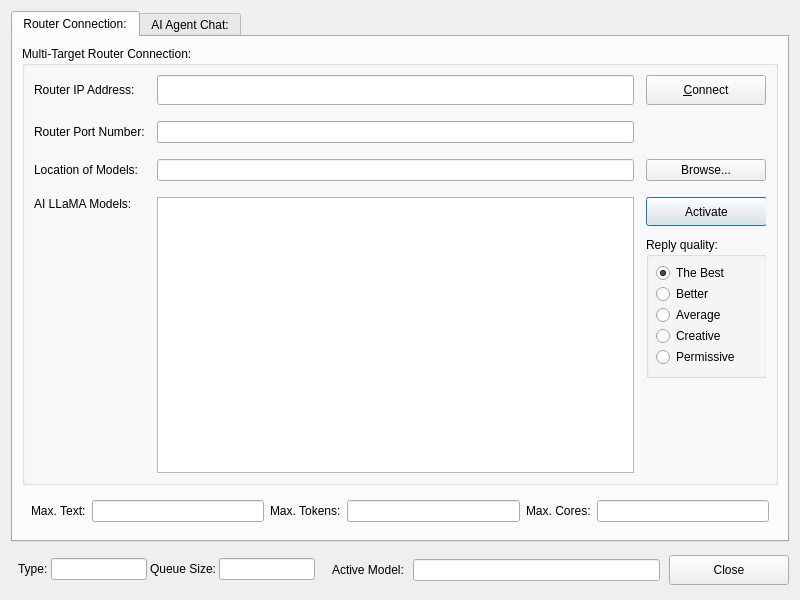
aregtech/areg-edgeai, file apps/multiedge/aiagent/ui/aiagent.ui: the form before one commit.
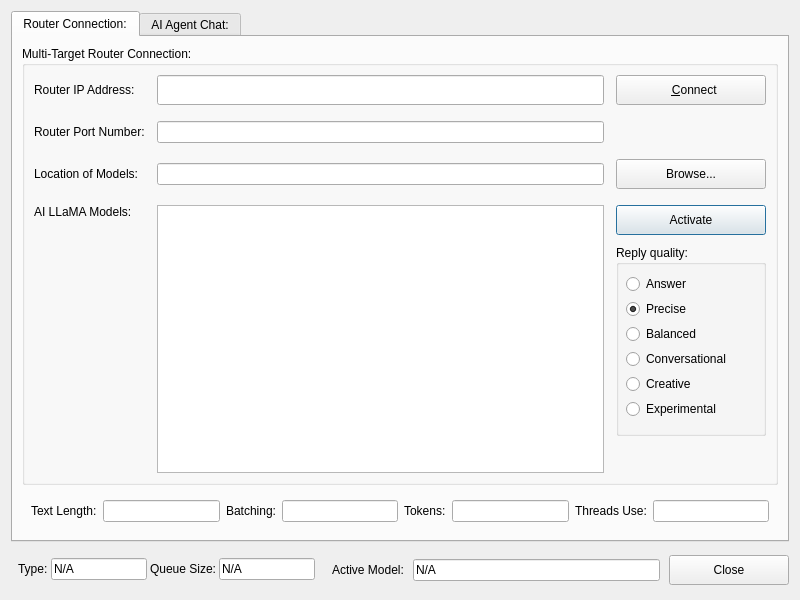
The form after the commit. Icons and pictures are not drawn.

Patch:
```diff
--- a/apps/multiedge/aiagent/ui/aiagent.ui
+++ b/apps/multiedge/aiagent/ui/aiagent.ui
@@ -112,8 +112,8 @@
               <rect>
                <x>0</x>
                <y>0</y>
-               <width>121</width>
-               <height>29</height>
+               <width>150</width>
+               <height>30</height>
               </rect>
              </property>
              <property name="sizePolicy">
@@ -122,6 +122,12 @@
                <verstretch>0</verstretch>
               </sizepolicy>
              </property>
+             <property name="minimumSize">
+              <size>
+               <width>150</width>
+               <height>0</height>
+              </size>
+             </property>
              <property name="text">
               <string>Activate</string>
              </property>
@@ -131,10 +137,16 @@
               <rect>
                <x>0</x>
                <y>40</y>
-               <width>121</width>
-               <height>141</height>
+               <width>150</width>
+               <height>191</height>
               </rect>
              </property>
+             <property name="minimumSize">
+              <size>
+               <width>150</width>
+               <height>0</height>
+              </size>
+             </property>
              <property name="title">
               <string>Reply quality:</string>
              </property>
@@ -157,7 +169,14 @@
               <item>
                <widget class="QRadioButton" name="BtnBest">
                 <property name="text">
-                 <string>The Best</string>
+                 <string>Answer</string>
+                </property>
+               </widget>
+              </item>
+              <item>
+               <widget class="QRadioButton" name="BtnPrecise">
+                <property name="text">
+                 <string>Precise</string>
                 </property>
                 <property name="iconSize">
                  <size>
@@ -173,14 +192,14 @@
               <item>
                <widget class="QRadioButton" name="BtnBetter">
                 <property name="text">
-                 <string>Better</string>
+                 <string>Balanced</string>
                 </property>
                </widget>
               </item>
               <item>
                <widget class="QRadioButton" name="BtnAverage">
                 <property name="text">
-                 <string>Average</string>
+                 <string>Conversational</string>
                 </property>
                </widget>
               </item>
@@ -194,7 +213,7 @@
               <item>
                <widget class="QRadioButton" name="BtnFastest">
                 <property name="text">
-                 <string>Permissive</string>
+                 <string>Experimental</string>
                 </property>
                </widget>
               </item>
@@ -259,7 +278,7 @@
             </property>
             <property name="minimumSize">
              <size>
-              <width>120</width>
+              <width>150</width>
               <height>30</height>
              </size>
             </property>
@@ -282,7 +301,7 @@
              </size>
             </property>
             <property name="text">
-             <string>&amp;Connect</string>
+             <string>  &amp;Connect</string>
             </property>
             <property name="icon">
              <iconset theme="network-wireless"/>
@@ -306,6 +325,12 @@
           </item>
           <item row="3" column="2">
            <widget class="QPushButton" name="BtnBrowse">
+            <property name="minimumSize">
+             <size>
+              <width>150</width>
+              <height>30</height>
+             </size>
+            </property>
             <property name="text">
              <string>Browse...</string>
             </property>
@@ -317,36 +342,46 @@
        <item>
         <widget class="QWidget" name="widget_3" native="true">
          <layout class="QGridLayout" name="gridLayout_2">
-          <item row="0" column="1">
-           <widget class="QLineEdit" name="TxtLength"/>
+          <item row="0" column="2">
+           <widget class="QLabel" name="label_9">
+            <property name="text">
+             <string>Batching:</string>
+            </property>
+           </widget>
           </item>
-          <item row="0" column="3">
-           <widget class="QLineEdit" name="TxtTokens"/>
-          </item>
-          <item row="0" column="5">
-           <widget class="QLineEdit" name="TxtCores"/>
-          </item>
-          <item row="0" column="4">
+          <item row="0" column="6">
            <widget class="QLabel" name="label_10">
             <property name="text">
-             <string>Max. Cores:</string>
+             <string>Threads Use:</string>
             </property>
            </widget>
           </item>
           <item row="0" column="0">
            <widget class="QLabel" name="label_8">
             <property name="text">
-             <string>Max. Text:</string>
+             <string>Text Length:</string>
             </property>
            </widget>
           </item>
-          <item row="0" column="2">
+          <item row="0" column="5">
+           <widget class="QLineEdit" name="TxtTokens"/>
+          </item>
+          <item row="0" column="1">
+           <widget class="QLineEdit" name="TxtLength"/>
+          </item>
+          <item row="0" column="7">
+           <widget class="QLineEdit" name="TxtThreads"/>
+          </item>
+          <item row="0" column="4">
            <widget class="QLabel" name="label_11">
             <property name="text">
-             <string>Max. Tokens:</string>
+             <string>Tokens:</string>
             </property>
            </widget>
           </item>
+          <item row="0" column="3">
+           <widget class="QLineEdit" name="TxtBatching"/>
+          </item>
          </layout>
         </widget>
        </item>
@@ -512,6 +547,9 @@
             <verstretch>0</verstretch>
            </sizepolicy>
           </property>
+          <property name="text">
+           <string>N/A</string>
+          </property>
           <property name="readOnly">
            <bool>true</bool>
           </property>
@@ -532,6 +570,9 @@
             <verstretch>0</verstretch>
            </sizepolicy>
           </property>
+          <property name="text">
+           <string>N/A</string>
+          </property>
           <property name="readOnly">
            <bool>true</bool>
           </property>
@@ -549,6 +590,9 @@
      </item>
      <item>
       <widget class="QLineEdit" name="TxtActiveModel">
+       <property name="text">
+        <string>N/A</string>
+       </property>
        <property name="readOnly">
         <bool>true</bool>
        </property>
```
Left out of the diff: 10 changed lines with no effect on the pictures.
